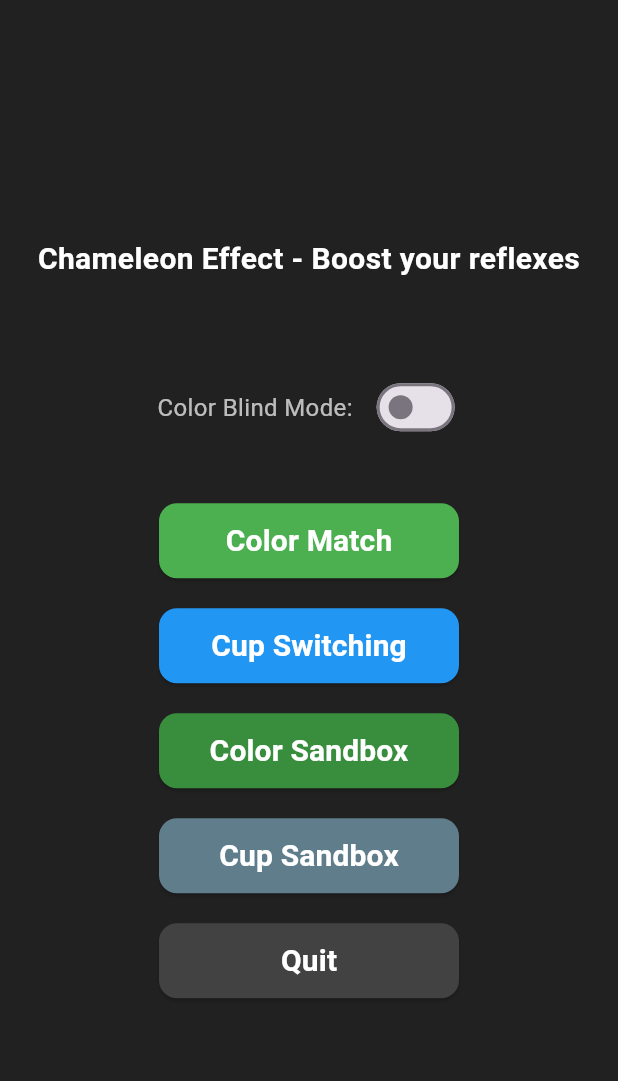
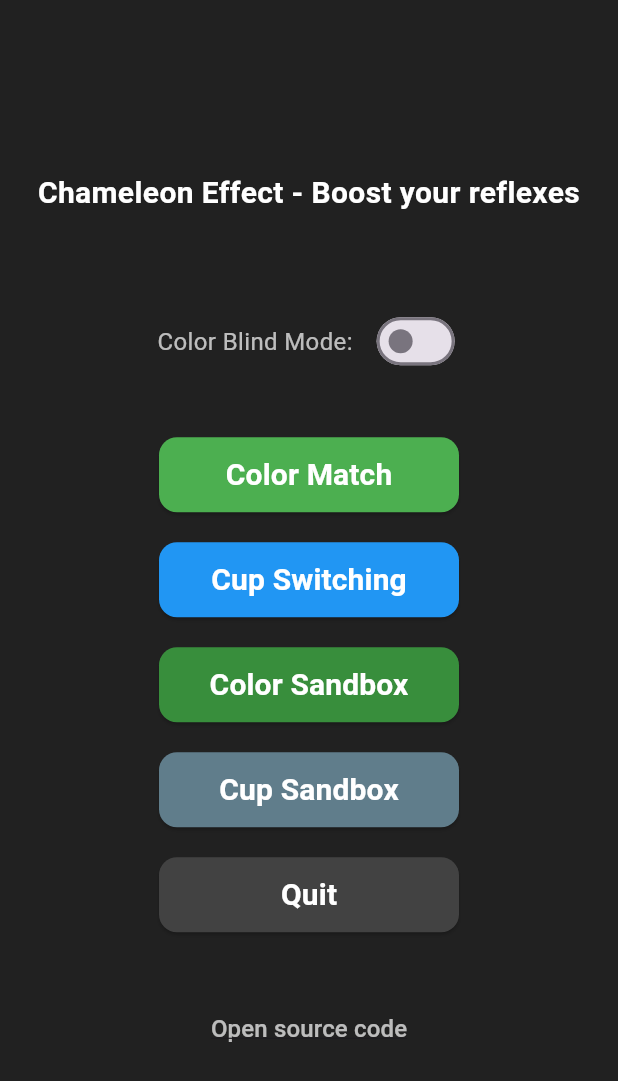
Before and after one commit to EvalVis/cats-instinct, a Flutter app: the screen it shows after launch, on a phone screen of 412 x 824 dp. Shown: the top 1081 px of the screen. Run offline on Flutter 3.47's test engine with Material 3 defaults, Android fonts, the phone set to English and light mode, and no system bars; our stand-ins replace shared_preferences.

Commit message:
Add source code

```diff
--- a/lib/menu_screen.dart
+++ b/lib/menu_screen.dart
@@ -1,6 +1,7 @@
 import 'package:flutter/material.dart';
 import 'package:flutter/services.dart';
 import 'package:shared_preferences/shared_preferences.dart';
+import 'package:url_launcher/url_launcher.dart';
 import 'color_match_game.dart';
 import 'cup_switching_game.dart';
 
@@ -69,6 +70,13 @@ class _MenuScreenState extends State<MenuScreen> {
 
   void _quitGame() {
     SystemNavigator.pop();
+  }
+
+  Future<void> _openSourceCode() async {
+    final uri = Uri.parse('https://github.com/EvalVis/cats-instinct');
+    if (await canLaunchUrl(uri)) {
+      await launchUrl(uri, mode: LaunchMode.externalApplication);
+    }
   }
 
   @override
@@ -200,6 +208,18 @@ class _MenuScreenState extends State<MenuScreen> {
                   ),
                 ),
               ),
+              const SizedBox(height: 40),
+              TextButton(
+                onPressed: _openSourceCode,
+                child: const Text(
+                  'Open source code',
+                  style: TextStyle(
+                    color: Colors.white70,
+                    fontSize: 16,
+                    decoration: TextDecoration.underline,
+                  ),
+                ),
+              ),
             ],
           ),
         ),
--- a/pubspec.yaml
+++ b/pubspec.yaml
@@ -10,7 +10,7 @@ dependencies:
   flutter:
     sdk: flutter
   shared_preferences: ^2.5.4
-  url_launcher: ^6.3.1
+  url_launcher: ^6.3.2
 
 dev_dependencies:
   flutter_test:
```
